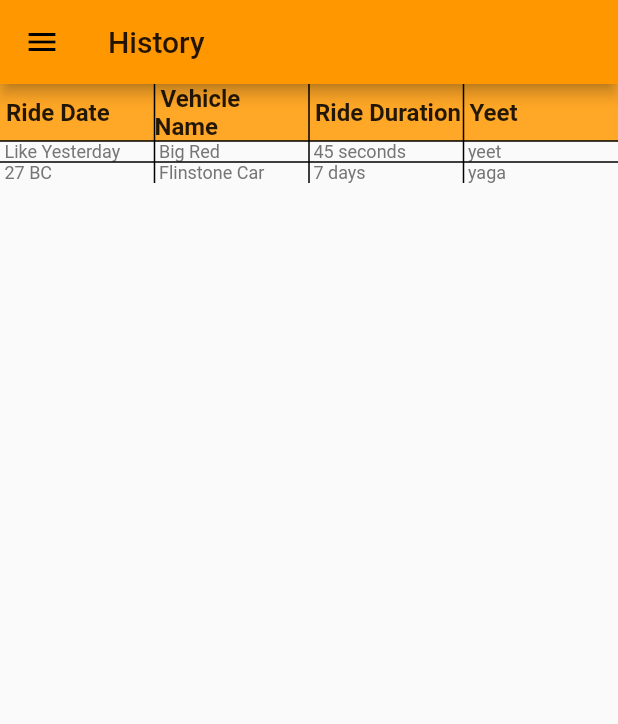
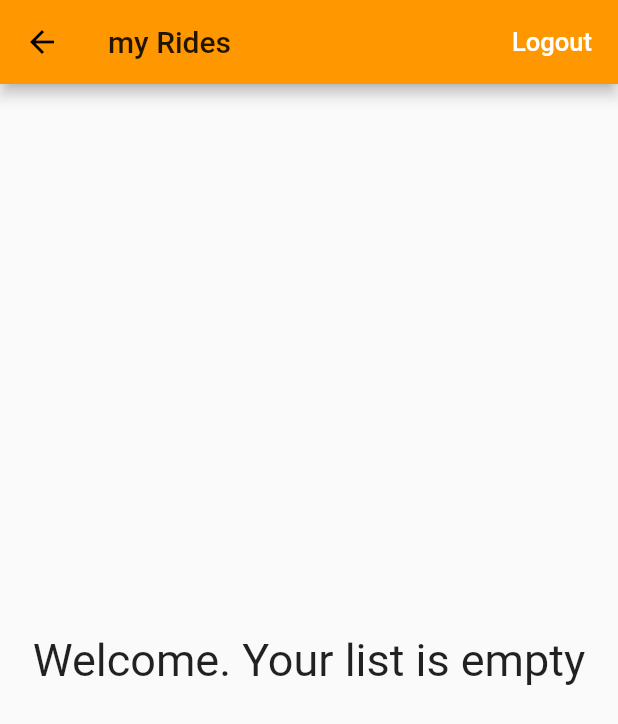
Before and after one commit to El-Groupo/RideOn, a Flutter app: the HistoryRoute screen opened directly, on a phone screen of 412 x 824 dp. Shown: the top 724 px of the screen. Run offline on Flutter 3.47's test engine with Material 2 defaults, Android fonts, the phone set to English and light mode, and no system bars; our stand-ins replace firebase_auth, firebase_core, firebase_database, google_maps_flutter, location; accounts and stored records are empty; statements that could not run were skipped.

Commit message:
close to getting database
Changed ride history page. runs, but not syncing with database yet.

```diff
--- a/ride_on/ride_on/lib/objects/rideObject.dart
+++ b/ride_on/ride_on/lib/objects/rideObject.dart
@@ -1,5 +1,7 @@
 import 'package:flutter/material.dart';
 import 'package:google_maps_flutter/google_maps_flutter.dart';
+import 'package:firebase_database/firebase_database.dart';
+
 //import vehicle class
 
 double mpsTomph(double mpsIn) { return mpsIn * 2.23694; }
@@ -14,10 +16,13 @@ class RideLocation
 class RideObject
 {
   //core stats
+  String userId;
+  String key;
   double maxSpeed = 0.0;  //in mph
   double rideLength = 0.0;  //in meters
   int rideTimeSec = 0;  //in seconds
   var rideRoute = new List<LatLng>();
+  String vehicleName;
 
   //other info
     //vehicle
@@ -30,4 +35,30 @@ class RideObject
   void incRideTime() { rideTimeSec++; }
   double getAvgSpeed() { return mpsTomph(rideLength / rideTimeSec);}
   void setDate(DateTime dateIn) { rideDate = dateIn; }
+  void setName(String name) { vehicleName = name; }
+
+  RideObject();
+  //RideObject(this.maxSpeed, this.userId, this.rideLength, this.rideTimeSec, this.rideRoute, this.rideDate, this.vehicleName);
+
+  RideObject.fromSnapshot(DataSnapshot snapshot) :
+        key = snapshot.key,
+        userId = snapshot.value["userId"],
+        maxSpeed = snapshot.value["maxSpeed"],
+        rideLength = snapshot.value["rideLength"],
+        rideTimeSec = snapshot.value["rideTimeSec"],
+        rideRoute = snapshot.value["rideRoute"],
+        rideDate = snapshot.value["rideDate"],
+        vehicleName = snapshot.value["vehicleName"];
+
+  toJson() {
+    return {
+      "userId": userId,
+      "maxSpeed": maxSpeed,
+      "rideLength": rideLength,
+      "rideTimeSec": rideTimeSec,
+      "rideRoute": rideRoute,
+      "rideDate": rideDate,
+      "vehiclename": vehicleName,
+    };
+  }
 }
--- a/ride_on/ride_on/lib/screens/history.dart
+++ b/ride_on/ride_on/lib/screens/history.dart
@@ -1,6 +1,15 @@
+import 'dart:async';
+
+import 'package:firebase_database/firebase_database.dart';
 import 'package:flutter/material.dart';
 import '../hamburgerMenu.dart';
 import '../objects/rideObject.dart';
+import '../objects/rideObject.dart';
+import '../objects/rideObject.dart';
+import '../objects/rideObject.dart';
+import '../objects/rideObject.dart';
+import '../objects/rideObject.dart';
+import '../services/authentication.dart';
 
 
 TextStyle tableHeader()
@@ -20,14 +29,168 @@ TextStyle tableData()
   );
 }
 
-class HistoryRoute extends StatelessWidget {
-  static List<RideObject> rideHistory = List();
-  static var newRideHistory = List<RideObject>();
+class HistoryRoute extends StatefulWidget
+{
+  HistoryRoute({Key key, this.auth, this.userId, this.logoutCallback})
+      : super(key: key);
 
-  static void saveRide(RideObject newRide)
+  final BaseAuth auth;
+  final VoidCallback logoutCallback;
+  final String userId;
+
+  @override
+  State<StatefulWidget> createState() => new _HistoryRouteState();
+}
+
+class _HistoryRouteState extends State<HistoryRoute>
+{
+  List<RideObject> rideHistory = List();
+  var newRideHistory = List<RideObject>();
+
+  void saveRide(RideObject newRide)
   {
     newRideHistory.add(newRide);
   }
+
+  final FirebaseDatabase _database = FirebaseDatabase.instance;
+  final GlobalKey<FormState> formKey = GlobalKey<FormState>();
+
+  Query rideQuery;
+  StreamSubscription<Event> _onRideAddedSubscription;
+  StreamSubscription<Event> _onRideChangedSubscription;
+
+  @override
+  void initState()
+  {
+    super.initState();
+    rideHistory = new List();
+    rideQuery = _database.reference().child("Ride")
+        .orderByChild("AssociatedUsername")
+        .equalTo(widget.userId);
+    _onRideAddedSubscription = rideQuery.onChildAdded.listen(onEntryAdded);
+    _onRideChangedSubscription =
+        rideQuery.onChildAdded.listen(onEntryChanged);
+  }
+
+  onEntryAdded(Event event) {
+    setState(() {
+      rideHistory.add(RideObject.fromSnapshot(event.snapshot));
+    });
+  }
+
+  onEntryChanged(Event event) {
+    var oldEntry = rideHistory.singleWhere((entry) {
+      return entry.key == event.snapshot.key;
+    });
+
+    setState(() {
+      rideHistory[rideHistory.indexOf(oldEntry)] =
+          RideObject.fromSnapshot(event.snapshot);
+    });
+  }
+
+  @override
+  void dispose() {
+    _onRideAddedSubscription.cancel();
+    _onRideChangedSubscription.cancel();
+    super.dispose();
+  }
+
+  addNewRide(RideObject rideItem) {
+    if (RideObject != null) {
+      _database.reference().child("Ride").push().set(rideItem.toJson());
+    }
+  }
+
+  /*
+  updateRide(RideO todo) {
+    //Toggle completed
+    todo.completed = !todo.completed;
+    if (todo != null) {
+      _database.reference().child("todo").child(todo.key).set(todo.toJson());
+    }
+  }
+
+   */
+/*
+  deleteTodo(String todoId, int index) {
+    _database.reference().child("todo").child(todoId).remove().then((_) {
+      print("Delete $todoId successful");
+      setState(() {
+        _todoList.removeAt(index);
+      });
+    });
+  }
+
+ */
+
+  Widget showRideList() {
+    if (rideHistory.length > 0) {
+      return ListView.builder(
+          shrinkWrap: true,
+          itemCount: rideHistory.length,
+          itemBuilder: (BuildContext context, int index) {
+            String rideId = rideHistory[index].key;
+            DateTime rideDate = rideHistory[index].rideDate;
+            String vehicleName = rideHistory[index].vehicleName;
+            String userId = rideHistory[index].userId;
+            int rideDuration = rideHistory[index].rideTimeSec;
+            double maxSpeed = rideHistory[index].maxSpeed;
+            return Dismissible(
+              key: Key(rideId),
+              background: Container(color: Colors.red),
+              onDismissed: (direction) async {
+                //deleteTodo(todoId, index);
+              },
+              child: ListTile(
+
+                leading: FlutterLogo(size: 56.0),
+                title: Text(vehicleName),
+                subtitle: Text(
+                    maxSpeed.toString() + " mph | " + rideDuration.toString() +
+                        " seconds riding"),
+                trailing: Icon(Icons.more_vert),
+
+              ),
+            );
+          });
+    } else {
+      return Center(
+          child: Text(
+            "Welcome. Your list is empty",
+            textAlign: TextAlign.center,
+            style: TextStyle(fontSize: 30.0),
+          ));
+    }
+  }
+
+  @override
+  Widget build(BuildContext context) {
+    return new Scaffold(
+        appBar: new AppBar(
+          title: new Text('my Rides'),
+          actions: <Widget>[
+            new FlatButton(
+                child: new Text('Logout',
+                    style: new TextStyle(fontSize: 17.0, color: Colors.white)),
+                onPressed: signOut)
+          ],
+        ),
+        body: showRideList(),
+    );
+
+  }
+
+  signOut() async {
+    try {
+      await widget.auth.signOut();
+      widget.logoutCallback();
+    } catch (e) {
+      print(e);
+    }
+  }
+
+
 
 //  Widget generateHistoryTableRow(RideObject rideIn)
 //  {
@@ -50,7 +213,7 @@ class HistoryRoute extends StatelessWidget {
 //
 //    );
 //  }
-
+/*
   @override
   Widget build(BuildContext context) {
     return Scaffold(
@@ -292,4 +455,6 @@ class HistoryRoute extends StatelessWidget {
       ),
     );
   }
+
+ */
 }
```
Also changed, not shown: ride_on/ride_on/lib/screens/home.dart (+23 -2 lines), 2 other files.
